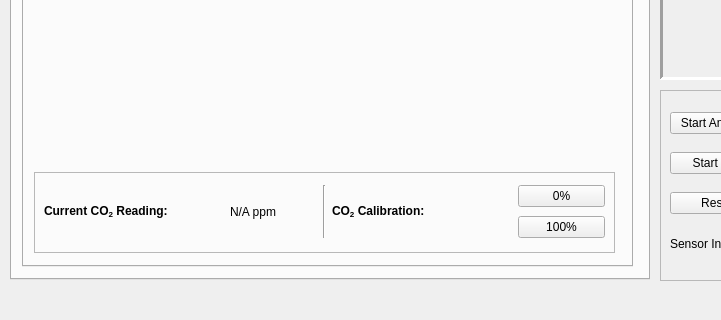
The window that _ui/FlashLapse_Pro.ui (CoCl-Jerry/Flashlapse_Pro_Dev) describes before a commit, drawn with Qt 5; both pictures show x 0 to 721 and y 280 to 600 of the 1024 by 600 pixel window.
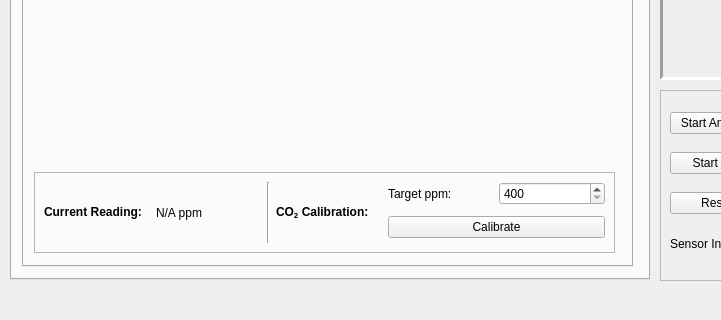
The same window after the commit. The open tabs and pages were chosen to show the change. Icons and pictures are not drawn. Custom widgets are drawn as their Qt base class.

What changed in the file:
```diff
--- a/_ui/FlashLapse_Pro.ui
+++ b/_ui/FlashLapse_Pro.ui
@@ -1205,57 +1205,67 @@
           </rect>
          </property>
          <layout class="QGridLayout" name="gridLayout_7">
-          <item row="0" column="3" rowspan="2">
-           <widget class="Line" name="line_6">
-            <property name="orientation">
-             <enum>Qt::Vertical</enum>
-            </property>
-           </widget>
-          </item>
-          <item row="0" column="4" rowspan="2">
-           <widget class="QLabel" name="label_9">
-            <property name="minimumSize">
-             <size>
-              <width>180</width>
-              <height>0</height>
-             </size>
-            </property>
-            <property name="text">
-             <string>&lt;html&gt;&lt;head/&gt;&lt;body&gt;&lt;p&gt;&lt;span style=&quot; font-weight:700;&quot;&gt;CO&lt;/span&gt;&lt;span style=&quot; font-weight:700; vertical-align:sub;&quot;&gt;2&lt;/span&gt;&lt;span style=&quot; font-weight:700;&quot;&gt; Calibration&lt;/span&gt;&lt;span style=&quot; font-weight:700;&quot;&gt;:&lt;/span&gt;&lt;/p&gt;&lt;/body&gt;&lt;/html&gt;</string>
-            </property>
-           </widget>
-          </item>
-          <item row="1" column="5">
-           <widget class="QPushButton" name="ambient_co2_100calibration_pushButton">
-            <property name="text">
-             <string>100%</string>
-            </property>
-           </widget>
-          </item>
-          <item row="0" column="1" rowspan="2">
+          <item row="0" column="1" rowspan="3">
            <widget class="QLabel" name="ambient_co2_label">
             <property name="minimumSize">
              <size>
-              <width>180</width>
+              <width>0</width>
               <height>0</height>
              </size>
             </property>
             <property name="text">
-             <string>&lt;html&gt;&lt;head/&gt;&lt;body&gt;&lt;p&gt;&lt;span style=&quot; font-weight:700;&quot;&gt;Current CO&lt;/span&gt;&lt;span style=&quot; font-weight:700; vertical-align:sub;&quot;&gt;2&lt;/span&gt;&lt;span style=&quot; font-weight:700;&quot;&gt; Reading:&lt;/span&gt;&lt;/p&gt;&lt;/body&gt;&lt;/html&gt;</string>
+             <string>&lt;html&gt;&lt;head/&gt;&lt;body&gt;&lt;p&gt;&lt;span style=&quot; font-weight:700;&quot;&gt;Current Reading:&lt;/span&gt;&lt;/p&gt;&lt;/body&gt;&lt;/html&gt;</string>
             </property>
            </widget>
           </item>
-          <item row="0" column="2" rowspan="2">
+          <item row="0" column="2" rowspan="3">
            <widget class="QLabel" name="ambient_co2_value_label">
             <property name="text">
              <string>N/A ppm</string>
             </property>
            </widget>
           </item>
+          <item row="0" column="4" rowspan="3">
+           <widget class="QLabel" name="label_9">
+            <property name="minimumSize">
+             <size>
+              <width>0</width>
+              <height>0</height>
+             </size>
+            </property>
+            <property name="text">
+             <string>&lt;html&gt;&lt;head/&gt;&lt;body&gt;&lt;p&gt;&lt;span style=&quot; font-weight:700;&quot;&gt;CO&lt;/span&gt;&lt;span style=&quot; font-weight:700; vertical-align:sub;&quot;&gt;2&lt;/span&gt;&lt;span style=&quot; font-weight:700;&quot;&gt; Calibration&lt;/span&gt;&lt;span style=&quot; font-weight:700;&quot;&gt;:&lt;/span&gt;&lt;/p&gt;&lt;/body&gt;&lt;/html&gt;</string>
+            </property>
+           </widget>
+          </item>
+          <item row="0" column="3" rowspan="3">
+           <widget class="Line" name="line_6">
+            <property name="orientation">
+             <enum>Qt::Vertical</enum>
+            </property>
+           </widget>
+          </item>
           <item row="0" column="5">
-           <widget class="QPushButton" name="ambient_co2_0calibration_pushButton">
+           <widget class="QLabel" name="label_4">
             <property name="text">
-             <string>0%</string>
+             <string>Target ppm:</string>
+            </property>
+           </widget>
+          </item>
+          <item row="0" column="6">
+           <widget class="QSpinBox" name="ambient_co2_calibration_spinBox">
+            <property name="minimum">
+             <number>400</number>
+            </property>
+            <property name="maximum">
+             <number>2000</number>
+            </property>
+           </widget>
+          </item>
+          <item row="1" column="5" rowspan="2" colspan="2">
+           <widget class="QPushButton" name="ambient_co2_calibration_pushButton">
+            <property name="text">
+             <string>Calibrate</string>
             </property>
            </widget>
           </item>
```
Left out of the diff: 108 changed lines with no effect on the pictures.
